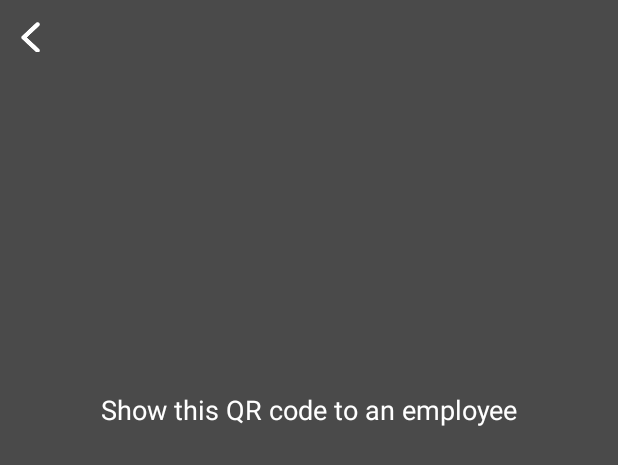
After one commit to NikolayPuliaiev/recycling_android, an Android app: the layout fragment_qr_code_sort.xml on its own in the app's theme, with its tools: preview values and no code run, on a phone screen of 412 x 824 dp. The commit adds this screen. Shown: the top 465 px of the screen. Run offline under Robolectric (Android 15) with nearby library versions, the light colour scheme and no system bars.

Commit message:
Added qr code fragment

```diff
--- /dev/null
+++ b/app/src/main/res/layout/fragment_qr_code_sort.xml
@@ -0,0 +1,61 @@
+<?xml version="1.0" encoding="utf-8"?>
+<layout xmlns:android="http://schemas.android.com/apk/res/android" xmlns:app="http://schemas.android.com/apk/res-auto">
+
+    <data>
+        <variable
+                name="fragment"
+                type="com.nikolaypuliaiev.recycling.ui.map.sortaccept.QRCodeSortFragment"/>
+    </data>
+    <androidx.constraintlayout.widget.ConstraintLayout
+            android:layout_height="match_parent"
+            android:layout_width="match_parent"
+            android:clickable="true"
+            android:background="@color/transparent_black">
+
+        <RelativeLayout
+                android:id="@+id/toolbar_layout"
+                android:layout_width="match_parent"
+                android:layout_height="wrap_content"
+                android:layout_marginTop="14dp"
+                app:layout_constraintStart_toStartOf="parent"
+                app:layout_constraintEnd_toEndOf="parent"
+                app:layout_constraintTop_toTopOf="parent">
+
+            <ImageButton
+                    android:id="@+id/back_button"
+                    android:layout_width="40dp"
+                    android:layout_height="wrap_content"
+                    android:src="@drawable/back_arrow_white"
+                    android:layout_alignParentStart="true"
+                    android:layout_alignParentTop="true"
+                    android:background="@android:color/transparent"/>
+        </RelativeLayout>
+
+        <RelativeLayout
+                android:layout_width="wrap_content"
+                android:layout_height="wrap_content"
+                app:layout_constraintStart_toStartOf="parent"
+                app:layout_constraintEnd_toEndOf="parent"
+                app:layout_constraintTop_toTopOf="parent"
+                app:layout_constraintBottom_toBottomOf="parent"
+        android:layout_marginBottom="20dp">
+            <TextView
+                    android:id="@+id/info_text"
+                    android:layout_width="wrap_content"
+                    android:layout_height="wrap_content"
+                    android:text="@string/show_this_qr_code"
+                    android:textSize="18sp"
+                    android:textColor="@color/white"
+                    android:layout_alignParentTop="true"/>
+
+            <ImageView
+                    android:id="@+id/qr_code"
+                    android:layout_width="250dp"
+                    android:layout_height="250dp"
+                    android:layout_below="@+id/info_text"
+                    android:layout_marginTop="8dp"
+                    android:layout_centerHorizontal="true"/>
+        </RelativeLayout>
+
+    </androidx.constraintlayout.widget.ConstraintLayout>
+</layout>
--- a/app/src/main/res/values/colors.xml
+++ b/app/src/main/res/values/colors.xml
@@ -11,6 +11,6 @@
     <color name="black">#000000</color>
     <color name="red_orange">#FF2E2E</color>
     <color name="lima">#79D51E</color>
-    <color name="transparent_black">#40000000</color>
+    <color name="transparent_black">#B3000000</color>
     <color name="cornflower_blue">#7A77FF</color>
 </resources>
--- a/app/src/main/res/values/strings.xml
+++ b/app/src/main/res/values/strings.xml
@@ -14,4 +14,5 @@
     <string name="accept">Accept</string>
     <string name="choose_category">Choose category</string>
     <string name="next">Next</string>
+    <string name="show_this_qr_code">Show this QR code to an employee</string>
 </resources>
```
Also changed, not shown: app/build.gradle (+7 -4 lines), app/src/main/java/com/nikolaypuliaiev/recycling/ui/map/sortaccept/QRCodeSortFragment.kt (added, +38 -0 lines), app/src/main/java/com/nikolaypuliaiev/recycling/ui/map/sortaccept/SortAcceptFragment.kt (+9 -0 lines).
